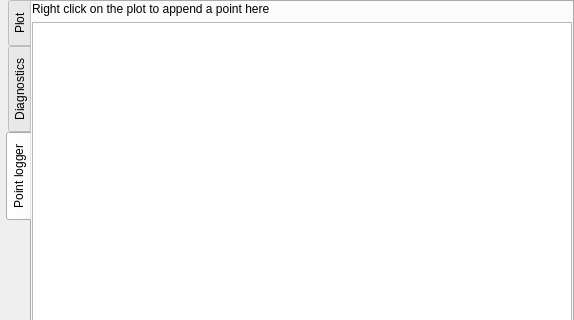
Qt form scripts/TPUPMC/smileiQtPlot.ui (SmileiPIC/Smilei) before a commit; both pictures show x 0 to 574 and y 0 to 320 of the 574 by 570 pixel window.
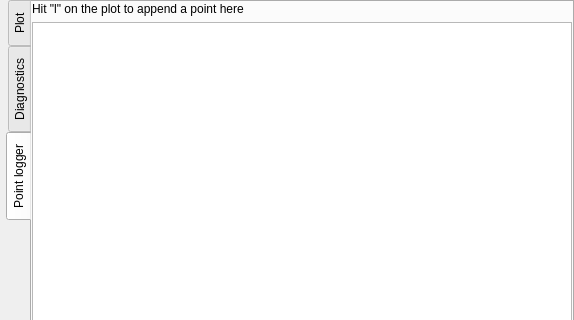
The same form after that commit. The open tabs and pages were chosen to show the change.

Commit message: TPUPMC fix gui for older py-tables

```diff
--- a/scripts/TPUPMC/smileiQtPlot.ui
+++ b/scripts/TPUPMC/smileiQtPlot.ui
@@ -239,7 +239,7 @@
        <item row="0" column="0">
         <widget class="QLabel" name="label">
          <property name="text">
-          <string>Right click on the plot to append a point here</string>
+          <string>Hit &quot;l&quot; on the plot to append a point here</string>
          </property>
         </widget>
        </item>
```
The commit also changes 2 other files.
